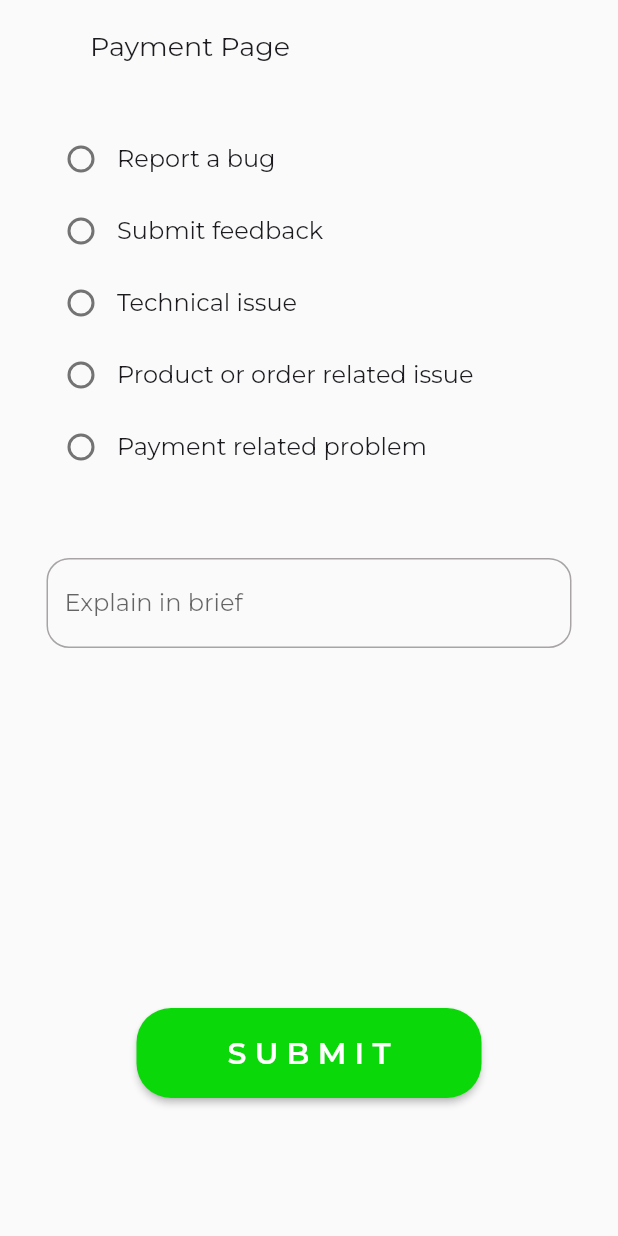
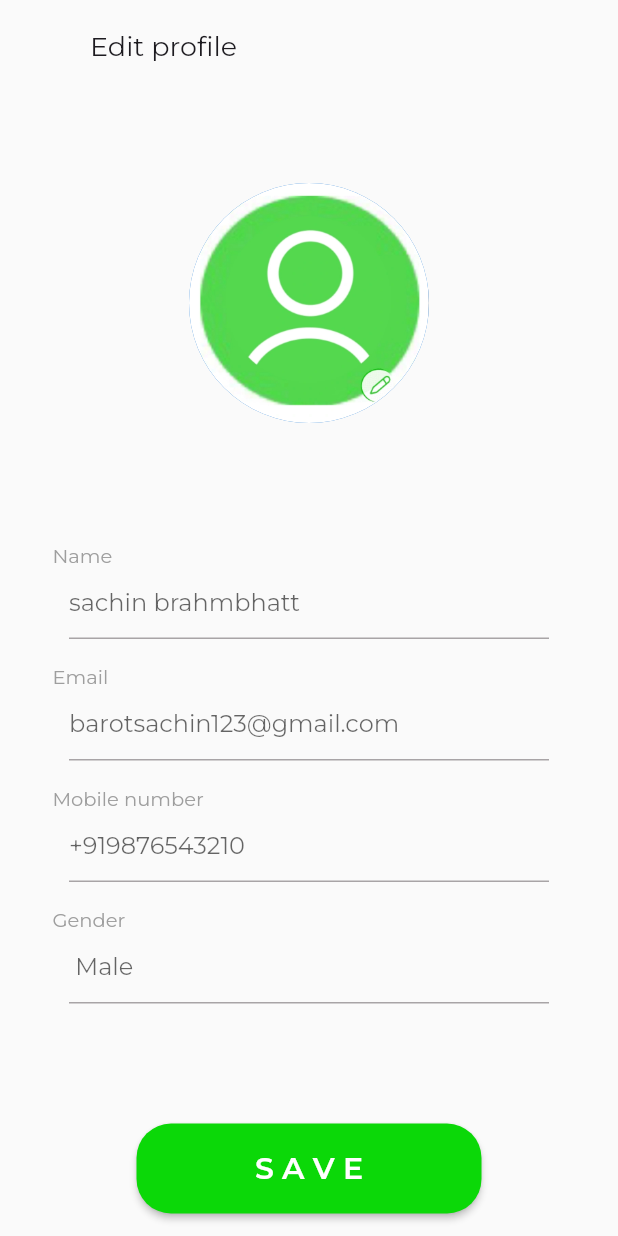
Before and after one commit to virali3705/Grocery, a Flutter app: the screen it shows after launch, on a phone screen of 412 x 824 dp. Run offline on Flutter 3.47's test engine with Material 3 defaults, Android fonts, the phone set to English and light mode, and no system bars; our stand-ins replace carousel_slider, google_fonts, readmore, timeline_tile.

Commit message:
Edit profile screen done!

```diff
--- /dev/null
+++ b/lib/Iphone13&14.dart
@@ -0,0 +1,142 @@
+import 'package:flutter/material.dart';
+import 'package:flutter/widgets.dart';
+
+class Iphone13 extends StatelessWidget {
+  const Iphone13({super.key});
+
+  @override
+  Widget build(BuildContext context) {
+    return SafeArea(
+      child: Scaffold(
+          body: SingleChildScrollView(
+        child: Center(
+          child: Column(
+            children: [
+              const Row(
+                children: [
+                  Padding(
+                    padding: EdgeInsets.only(top: 20, left: 60),
+                    child: Text(
+                      "Edit profile",
+                      style:
+                          TextStyle(fontSize: 18, fontWeight: FontWeight.w400),
+                    ),
+                  ),
+                ],
+              ),
+              const SizedBox(
+                height: 80,
+              ),
+              const CircleAvatar(
+                radius: 80,
+                backgroundImage: AssetImage("assets/profileIcon.jpg"),
+              ),
+              const SizedBox(
+                height: 80,
+              ),
+              const Padding(
+                padding: EdgeInsets.only(left: 35),
+                child: Align(
+                  alignment: Alignment.centerLeft,
+                  child: Text(
+                    "Name",
+                    style: TextStyle(fontSize: 13, color: Colors.grey),
+                  ),
+                ),
+              ),
+              SizedBox(
+                width: 320,
+                child: TextFormField(
+                  decoration:
+                      const InputDecoration(hintText: "sachin brahmbhatt"),
+                ),
+              ),
+              const SizedBox(
+                height: 17,
+              ),
+              const Padding(
+                padding: EdgeInsets.only(left: 35),
+                child: Align(
+                  alignment: Alignment.centerLeft,
+                  child: Text(
+                    "Email",
+                    style: TextStyle(fontSize: 13, color: Colors.grey),
+                  ),
+                ),
+              ),
+              SizedBox(
+                width: 320,
+                child: TextFormField(
+                  decoration: const InputDecoration(
+                      hintText: "barotsachin123@gmail.com"),
+                ),
+              ),
+              const SizedBox(
+                height: 17,
+              ),
+              const Padding(
+                padding: EdgeInsets.only(left: 35),
+                child: Align(
+                  alignment: Alignment.centerLeft,
+                  child: Text(
+                    "Mobile number",
+                    style: TextStyle(fontSize: 13, color: Colors.grey),
+                  ),
+                ),
+              ),
+              SizedBox(
+                width: 320,
+                child: TextFormField(
+                  decoration: const InputDecoration(hintText: "+919876543210"),
+                ),
+              ),
+              const SizedBox(
+                height: 17,
+              ),
+              const Padding(
+                padding: EdgeInsets.only(left: 35),
+                child: Align(
+                  alignment: Alignment.centerLeft,
+                  child: Text(
+                    "Gender",
+                    style: TextStyle(fontSize: 13, color: Colors.grey),
+                  ),
+                ),
+              ),
+              SizedBox(
+                width: 320,
+                child: TextFormField(
+                  decoration: const InputDecoration(hintText: " Male"),
+                ),
+              ),
+              const SizedBox(
+                height: 80,
+              ),
+              SizedBox(
+                height: 60,
+                width: 230,
+                child: ElevatedButton(
+                  style: ButtonStyle(
+                    shape: MaterialStateProperty.all<RoundedRectangleBorder>(
+                      RoundedRectangleBorder(
+                        borderRadius: BorderRadius.circular(23),
+                      ),
+                    ),
+                    backgroundColor: MaterialStateProperty.all(
+                      const Color.fromARGB(255, 11, 216, 8),
+                    ),
+                  ),
+                  onPressed: () {},
+                  child: const Text(
+                    "S A V E",
+                    style: TextStyle(fontSize: 20, fontWeight: FontWeight.w600),
+                  ),
+                ),
+              ),
+            ],
+          ),
+        ),
+      )),
+    );
+  }
+}
--- a/lib/main.dart
+++ b/lib/main.dart
@@ -2,6 +2,7 @@
 
 import 'package:flutter/material.dart';
 import 'package:google_fonts/google_fonts.dart';
+import 'package:grocery_app/Iphone13&14.dart';
 import 'package:grocery_app/Pages/Pages/Addaddresses.dart';
 import 'package:grocery_app/Pages/Pages/Categoryscreen.dart';
 import 'package:grocery_app/Pages/Pages/Favouriteproduct.dart';
@@ -32,7 +33,7 @@ class FlutterApp extends StatelessWidget {
           colorScheme: ColorScheme.fromSeed(seedColor: Colors.black),
           useMaterial3: false,
           textTheme: GoogleFonts.montserratTextTheme()),
-      home: const SupportPage(),
+      home: const Iphone13(),
     );
   }
 }
```
Also changed, not shown: assets/profileIcon.jpg (added).
